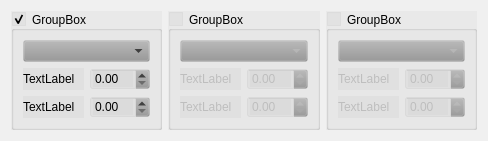
Above: Qt/ConditionSelectWidget/ConditionSelectWidget.ui from chonlon/Small-Test-Projects before the change. Below: the same form after it.
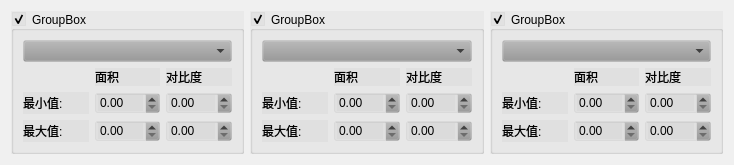
That is the form after the change.

```diff
--- a/Qt/ConditionSelectWidget/ConditionSelectWidget.ui
+++ b/Qt/ConditionSelectWidget/ConditionSelectWidget.ui
@@ -6,8 +6,8 @@
    <rect>
     <x>0</x>
     <y>0</y>
-    <width>488</width>
-    <height>122</height>
+    <width>734</width>
+    <height>139</height>
    </rect>
   </property>
   <property name="windowTitle">
@@ -29,25 +29,45 @@
       <item row="3" column="1">
        <widget class="QDoubleSpinBox" name="doubleSpinBox_2"/>
       </item>
-      <item row="3" column="0">
+      <item row="1" column="0" colspan="3">
+       <widget class="QComboBox" name="comboBox"/>
+      </item>
+      <item row="4" column="0">
        <widget class="QLabel" name="label_2">
         <property name="text">
-         <string>TextLabel</string>
+         <string>最大值:</string>
         </property>
        </widget>
       </item>
-      <item row="2" column="0">
+      <item row="4" column="1">
+       <widget class="QDoubleSpinBox" name="spinbox_area_1_max"/>
+      </item>
+      <item row="3" column="0">
        <widget class="QLabel" name="label">
         <property name="text">
-         <string>TextLabel</string>
+         <string>最小值:</string>
         </property>
        </widget>
       </item>
+      <item row="3" column="2">
+       <widget class="QDoubleSpinBox" name="spinbox_contrast_1_min"/>
+      </item>
+      <item row="4" column="2">
+       <widget class="QDoubleSpinBox" name="spinbox_contrast_1_max"/>
+      </item>
       <item row="2" column="1">
-       <widget class="QDoubleSpinBox" name="doubleSpinBox"/>
+       <widget class="QLabel" name="label_7">
+        <property name="text">
+         <string>面积</string>
+        </property>
+       </widget>
       </item>
-      <item row="1" column="0" colspan="2">
-       <widget class="QComboBox" name="comboBox"/>
+      <item row="2" column="2">
+       <widget class="QLabel" name="label_8">
+        <property name="text">
+         <string>对比度</string>
+        </property>
+       </widget>
       </item>
      </layout>
     </widget>
@@ -60,32 +80,49 @@
      <property name="checkable">
       <bool>true</bool>
      </property>
-     <property name="checked">
-      <bool>false</bool>
-     </property>
-     <layout class="QGridLayout" name="gridLayout_2">
-      <item row="1" column="0">
-       <widget class="QLabel" name="label_3">
+     <layout class="QGridLayout" name="gridLayout_4">
+      <item row="3" column="1">
+       <widget class="QDoubleSpinBox" name="spinbox_area_2_min"/>
+      </item>
+      <item row="1" column="0" colspan="3">
+       <widget class="QComboBox" name="combo_box_2"/>
+      </item>
+      <item row="4" column="0">
+       <widget class="QLabel" name="label_9">
         <property name="text">
-         <string>TextLabel</string>
+         <string>最大值:</string>
         </property>
        </widget>
       </item>
-      <item row="1" column="1">
-       <widget class="QDoubleSpinBox" name="doubleSpinBox_3"/>
+      <item row="4" column="1">
+       <widget class="QDoubleSpinBox" name="spinbox_area_2_max"/>
       </item>
-      <item row="2" column="0">
-       <widget class="QLabel" name="label_4">
+      <item row="3" column="0">
+       <widget class="QLabel" name="label_10">
         <property name="text">
-         <string>TextLabel</string>
+         <string>最小值:</string>
         </property>
        </widget>
       </item>
+      <item row="3" column="2">
+       <widget class="QDoubleSpinBox" name="spinbox_contrast_2_min"/>
+      </item>
+      <item row="4" column="2">
+       <widget class="QDoubleSpinBox" name="spinbox_contrast_2_max"/>
+      </item>
       <item row="2" column="1">
-       <widget class="QDoubleSpinBox" name="doubleSpinBox_4"/>
+       <widget class="QLabel" name="label_11">
+        <property name="text">
+         <string>面积</string>
+        </property>
+       </widget>
       </item>
-      <item row="0" column="0" colspan="2">
-       <widget class="QComboBox" name="comboBox_2"/>
+      <item row="2" column="2">
+       <widget class="QLabel" name="label_12">
+        <property name="text">
+         <string>对比度</string>
+        </property>
+       </widget>
       </item>
      </layout>
     </widget>
@@ -98,32 +135,49 @@
      <property name="checkable">
       <bool>true</bool>
      </property>
-     <property name="checked">
-      <bool>false</bool>
-     </property>
-     <layout class="QGridLayout" name="gridLayout_3">
-      <item row="1" column="1">
-       <widget class="QDoubleSpinBox" name="doubleSpinBox_5"/>
+     <layout class="QGridLayout" name="gridLayout_5">
+      <item row="3" column="1">
+       <widget class="QDoubleSpinBox" name="spinbox_area_3_min"/>
       </item>
-      <item row="2" column="1">
-       <widget class="QDoubleSpinBox" name="doubleSpinBox_6"/>
+      <item row="1" column="0" colspan="3">
+       <widget class="QComboBox" name="combo_box_3"/>
       </item>
-      <item row="1" column="0">
-       <widget class="QLabel" name="label_5">
+      <item row="4" column="0">
+       <widget class="QLabel" name="label_13">
         <property name="text">
-         <string>TextLabel</string>
+         <string>最大值:</string>
         </property>
        </widget>
       </item>
-      <item row="2" column="0">
-       <widget class="QLabel" name="label_6">
+      <item row="4" column="1">
+       <widget class="QDoubleSpinBox" name="spinbox_area_3_max"/>
+      </item>
+      <item row="3" column="0">
+       <widget class="QLabel" name="label_14">
         <property name="text">
-         <string>TextLabel</string>
+         <string>最小值:</string>
         </property>
        </widget>
       </item>
-      <item row="0" column="0" colspan="2">
-       <widget class="QComboBox" name="comboBox_3"/>
+      <item row="3" column="2">
+       <widget class="QDoubleSpinBox" name="spinbox_contrast_3_min"/>
+      </item>
+      <item row="4" column="2">
+       <widget class="QDoubleSpinBox" name="spinbox_contrast_3_max"/>
+      </item>
+      <item row="2" column="1">
+       <widget class="QLabel" name="label_15">
+        <property name="text">
+         <string>面积</string>
+        </property>
+       </widget>
+      </item>
+      <item row="2" column="2">
+       <widget class="QLabel" name="label_16">
+        <property name="text">
+         <string>对比度</string>
+        </property>
+       </widget>
       </item>
      </layout>
     </widget>
```
Left out of the diff: 8 changed lines with no effect on the pictures.
